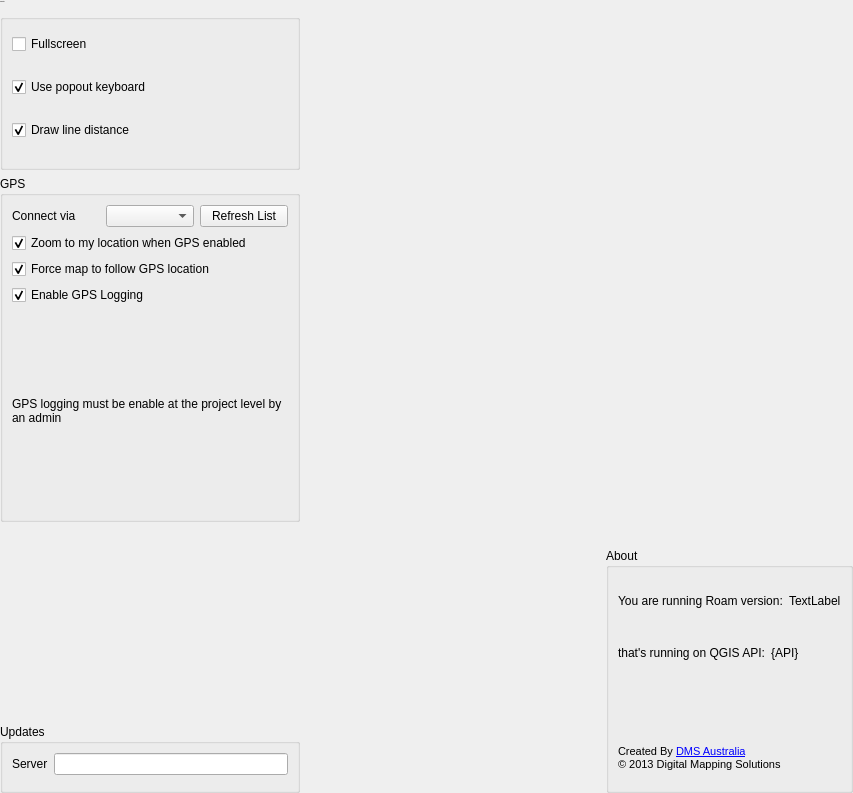
Old version of the form src/roam/ui/ui_settings.ui in the repository roam-qgis/Roam.
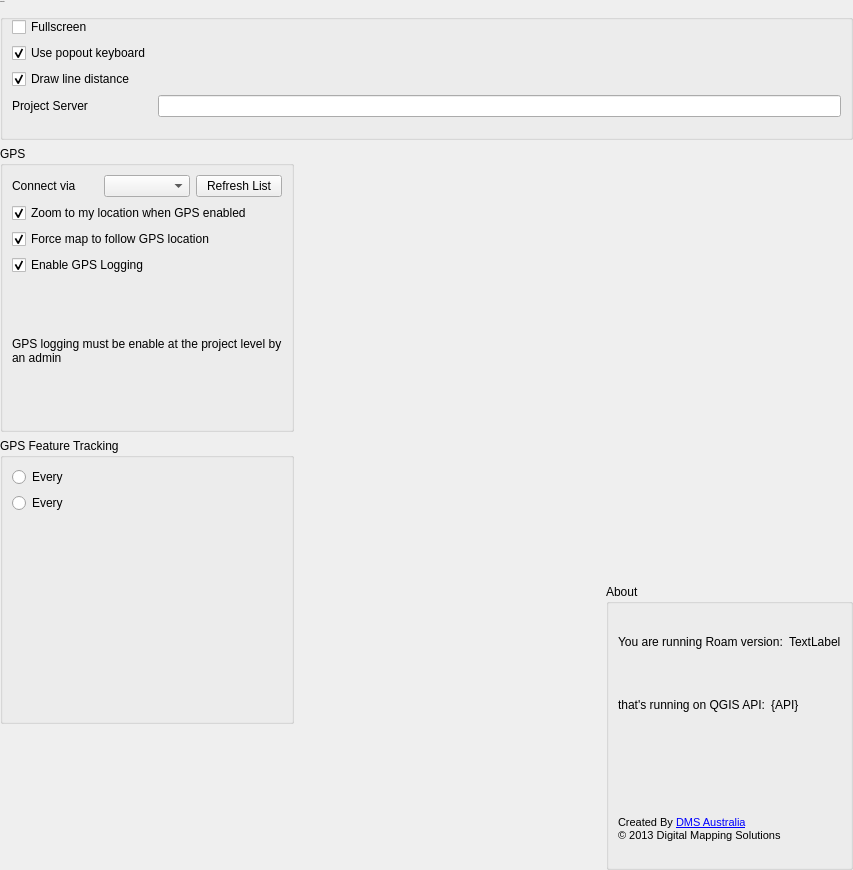
New version of the form. Icons and pictures are not drawn. Custom widgets are drawn as their Qt base class.

Commit message: Move gps tracking to settings page

```diff
--- a/src/roam/ui/ui_settings.ui
+++ b/src/roam/ui/ui_settings.ui
@@ -7,7 +7,7 @@
     <x>0</x>
     <y>0</y>
     <width>853</width>
-    <height>793</height>
+    <height>870</height>
    </rect>
   </property>
   <property name="windowTitle">
@@ -30,67 +30,6 @@
    <property name="margin">
     <number>0</number>
    </property>
-   <item row="0" column="0">
-    <widget class="QGroupBox" name="groupBox">
-     <property name="font">
-      <font>
-       <family>Segoe UI</family>
-       <pointsize>-1</pointsize>
-       <weight>50</weight>
-       <italic>false</italic>
-       <bold>false</bold>
-      </font>
-     </property>
-     <property name="title">
-      <string>Application</string>
-     </property>
-     <property name="flat">
-      <bool>true</bool>
-     </property>
-     <layout class="QGridLayout" name="gridLayout_2">
-      <item row="0" column="0">
-       <widget class="QCheckBox" name="fullScreenCheck">
-        <property name="text">
-         <string>Fullscreen</string>
-        </property>
-       </widget>
-      </item>
-      <item row="1" column="0">
-       <widget class="QCheckBox" name="keyboardCheck">
-        <property name="text">
-         <string>Use popout keyboard</string>
-        </property>
-        <property name="checked">
-         <bool>true</bool>
-        </property>
-       </widget>
-      </item>
-      <item row="2" column="0">
-       <widget class="QCheckBox" name="distanceCheck">
-        <property name="text">
-         <string>Draw line distance</string>
-        </property>
-        <property name="checked">
-         <bool>true</bool>
-        </property>
-       </widget>
-      </item>
-     </layout>
-    </widget>
-   </item>
-   <item row="3" column="1">
-    <spacer name="horizontalSpacer">
-     <property name="orientation">
-      <enum>Qt::Horizontal</enum>
-     </property>
-     <property name="sizeHint" stdset="0">
-      <size>
-       <width>40</width>
-       <height>20</height>
-      </size>
-     </property>
-    </spacer>
-   </item>
    <item row="4" column="2" rowspan="2">
     <widget class="QGroupBox" name="groupBox_3">
      <property name="title">
@@ -222,6 +161,121 @@
      </layout>
     </widget>
    </item>
+   <item row="3" column="1">
+    <spacer name="horizontalSpacer">
+     <property name="orientation">
+      <enum>Qt::Horizontal</enum>
+     </property>
+     <property name="sizeHint" stdset="0">
+      <size>
+       <width>40</width>
+       <height>20</height>
+      </size>
+     </property>
+    </spacer>
+   </item>
+   <item row="3" column="0" rowspan="2">
+    <widget class="QGroupBox" name="groupBox_5">
+     <property name="title">
+      <string>GPS Feature Tracking</string>
+     </property>
+     <property name="flat">
+      <bool>true</bool>
+     </property>
+     <property name="checkable">
+      <bool>false</bool>
+     </property>
+     <layout class="QFormLayout" name="formLayout_2">
+      <property name="fieldGrowthPolicy">
+       <enum>QFormLayout::AllNonFixedFieldsGrow</enum>
+      </property>
+      <item row="0" column="0">
+       <widget class="QRadioButton" name="gpstracking_timing_radio">
+        <property name="text">
+         <string>Every</string>
+        </property>
+        <property name="checked">
+         <bool>false</bool>
+        </property>
+       </widget>
+      </item>
+      <item row="0" column="1">
+       <widget class="Stepper" name="gpstiming_edit" native="true"/>
+      </item>
+      <item row="2" column="0">
+       <widget class="QRadioButton" name="gpstracking_distance_radio">
+        <property name="text">
+         <string>Every</string>
+        </property>
+        <property name="checked">
+         <bool>false</bool>
+        </property>
+       </widget>
+      </item>
+      <item row="2" column="1">
+       <widget class="Stepper" name="gpsdistance_edit" native="true"/>
+      </item>
+     </layout>
+    </widget>
+   </item>
+   <item row="0" column="0" colspan="3">
+    <widget class="QGroupBox" name="groupBox">
+     <property name="font">
+      <font>
+       <family>Segoe UI</family>
+       <pointsize>-1</pointsize>
+       <weight>50</weight>
+       <italic>false</italic>
+       <bold>false</bold>
+      </font>
+     </property>
+     <property name="title">
+      <string>Application</string>
+     </property>
+     <property name="flat">
+      <bool>true</bool>
+     </property>
+     <layout class="QFormLayout" name="formLayout_3">
+      <item row="0" column="0">
+       <widget class="QCheckBox" name="fullScreenCheck">
+        <property name="text">
+         <string>Fullscreen</string>
+        </property>
+       </widget>
+      </item>
+      <item row="1" column="0">
+       <widget class="QCheckBox" name="keyboardCheck">
+        <property name="text">
+         <string>Use popout keyboard</string>
+        </property>
+        <property name="checked">
+         <bool>true</bool>
+        </property>
+       </widget>
+      </item>
+      <item row="2" column="0">
+       <widget class="QCheckBox" name="distanceCheck">
+        <property name="text">
+         <string>Draw line distance</string>
+        </property>
+        <property name="checked">
+         <bool>true</bool>
+        </property>
+       </widget>
+      </item>
+      <item row="3" column="0">
+       <widget class="QLabel" name="label_7">
+        <property name="text">
+         <string>Project Server</string>
+        </property>
+       </widget>
+      </item>
+      <item row="3" column="1">
+       <widget class="QLineEdit" name="updateServerEdit"/>
+      </item>
+     </layout>
+    </widget>
+   </item>
    <item row="1" column="0" rowspan="2">
     <widget class="QGroupBox" name="groupBox_2">
      <property name="title">
@@ -295,39 +349,16 @@
      </layout>
     </widget>
    </item>
-   <item row="5" column="0">
-    <widget class="QGroupBox" name="groupBox_4">
-     <property name="sizePolicy">
-      <sizepolicy hsizetype="Preferred" vsizetype="Maximum">
-       <horstretch>0</horstretch>
-       <verstretch>0</verstretch>
-      </sizepolicy>
-     </property>
-     <property name="title">
-      <string>Updates</string>
-     </property>
-     <property name="flat">
-      <bool>true</bool>
-     </property>
-     <layout class="QFormLayout" name="formLayout">
-      <item row="0" column="0">
-       <widget class="QLabel" name="label_7">
-        <property name="text">
-         <string>Server</string>
-        </property>
-       </widget>
-      </item>
-      <item row="2" column="0">
-       <layout class="QHBoxLayout" name="horizontalLayout_4"/>
-      </item>
-      <item row="0" column="1">
-       <widget class="QLineEdit" name="updateServerEdit"/>
-      </item>
-     </layout>
-    </widget>
-   </item>
   </layout>
  </widget>
+ <customwidgets>
+  <customwidget>
+   <class>Stepper</class>
+   <extends>QWidget</extends>
+   <header>roam.editorwidgets.numberwidget</header>
+   <container>1</container>
+  </customwidget>
+ </customwidgets>
  <resources>
   <include location="../resources.qrc"/>
   <include location="../resources.qrc"/>
```
Left out of the diff: 35 changed lines with no effect on the pictures. The commit also changes 4 other files.
